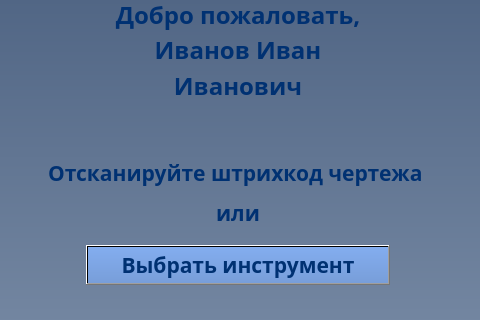
First picture: the form in client/GUI/ui/screen_6_user.ui, repository komrade2801/AutoSklad, before the edit; both pictures show x 0 to 480 and y 325 to 645 of the 480 by 800 pixel window.
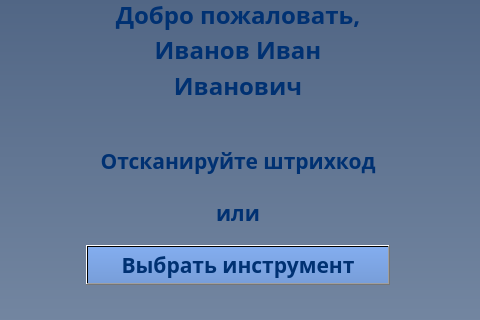
Second picture: the form after the edit. Icons and pictures are not drawn.

Commit message: removed plan mention from user screen

Diff of the .ui file:
```diff
--- a/client/GUI/ui/screen_6_user.ui
+++ b/client/GUI/ui/screen_6_user.ui
@@ -2451,9 +2451,9 @@
    <property name="geometry">
     <rect>
      <x>30</x>
-     <y>480</y>
+     <y>455</y>
      <width>416</width>
-     <height>36</height>
+     <height>61</height>
     </rect>
    </property>
    <property name="palette">
@@ -2546,6 +2546,15 @@
         </gradient>
        </brush>
       </colorrole>
+      <colorrole role="PlaceholderText">
+       <brush brushstyle="NoBrush">
+        <color alpha="128">
+         <red>0</red>
+         <green>49</green>
+         <blue>114</blue>
+        </color>
+       </brush>
+      </colorrole>
      </active>
      <inactive>
       <colorrole role="WindowText">
@@ -2635,6 +2644,15 @@
         </gradient>
        </brush>
       </colorrole>
+      <colorrole role="PlaceholderText">
+       <brush brushstyle="NoBrush">
+        <color alpha="128">
+         <red>0</red>
+         <green>49</green>
+         <blue>114</blue>
+        </color>
+       </brush>
+      </colorrole>
      </inactive>
      <disabled>
       <colorrole role="WindowText">
@@ -2724,6 +2742,15 @@
         </gradient>
        </brush>
       </colorrole>
+      <colorrole role="PlaceholderText">
+       <brush brushstyle="NoBrush">
+        <color alpha="128">
+         <red>0</red>
+         <green>49</green>
+         <blue>114</blue>
+        </color>
+       </brush>
+      </colorrole>
      </disabled>
     </palette>
    </property>
@@ -2740,11 +2767,17 @@
 background-color: qlineargradient(spread:pad, x1:0, y1:0, x2:1, y2:0, stop:0 rgba(0, 0, 0, 0), stop:1 rgba(255, 255, 255, 0));</string>
    </property>
    <property name="text">
-    <string>Отсканируйте штрихкод чертежа </string>
+    <string>Отсканируйте штрихкод</string>
+   </property>
+   <property name="textFormat">
+    <enum>Qt::AutoText</enum>
    </property>
    <property name="alignment">
     <set>Qt::AlignCenter</set>
    </property>
+   <property name="wordWrap">
+    <bool>true</bool>
+   </property>
   </widget>
  </widget>
  <resources/>
```
Left out of the diff: 226 changed lines with no effect on the pictures. The commit also changes 1 other file.
